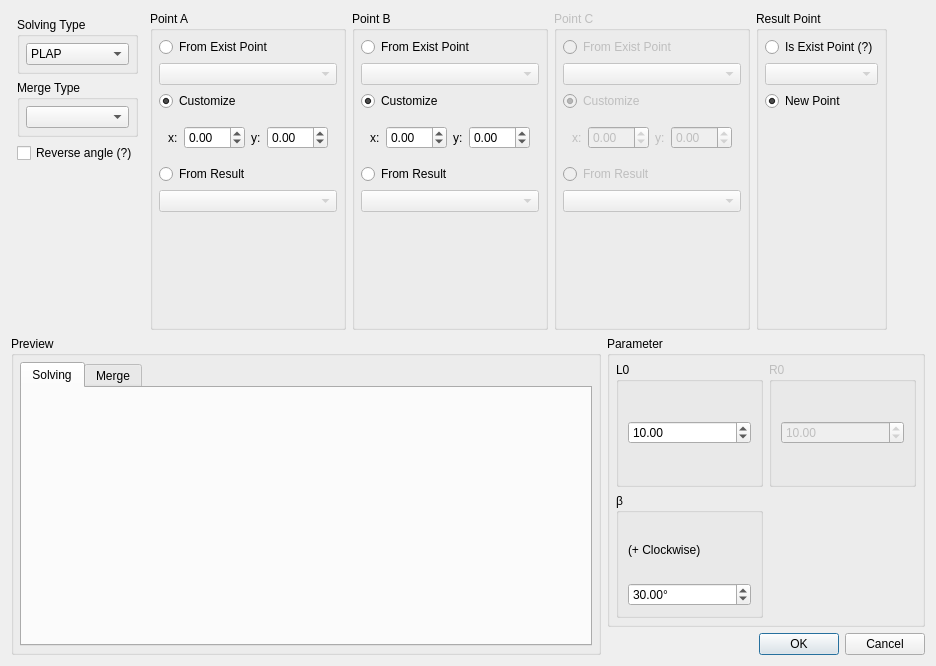
First picture: the form in core/panel/run_Triangle_Solver_edit.ui, repository KmolYuan/Pyslvs-UI, before the edit.
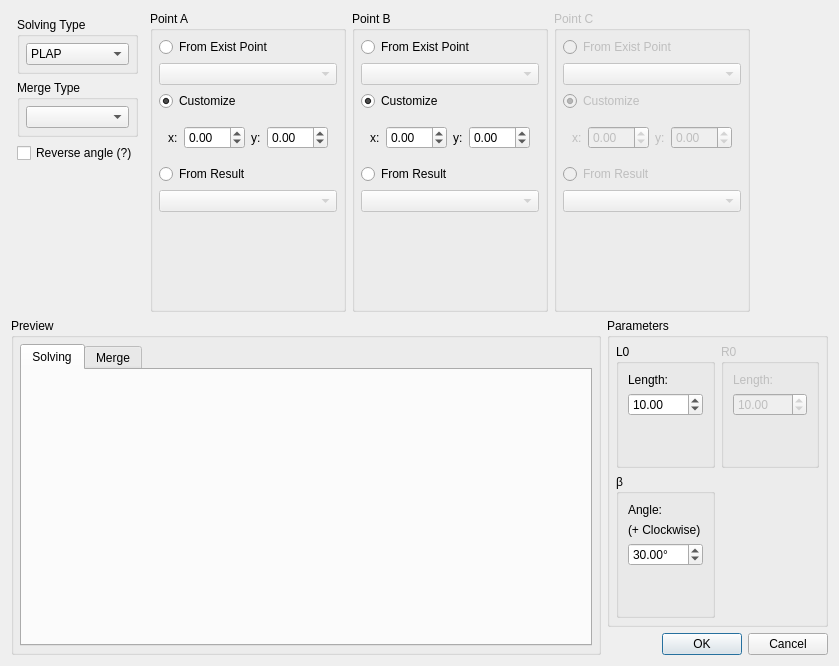
Second picture: the form after the edit. Icons and pictures are not drawn.

Diff of the .ui file:
```diff
--- a/core/panel/run_Triangle_Solver_edit.ui
+++ b/core/panel/run_Triangle_Solver_edit.ui
@@ -6,19 +6,19 @@
    <rect>
     <x>0</x>
     <y>0</y>
-    <width>936</width>
+    <width>839</width>
     <height>666</height>
    </rect>
   </property>
   <property name="minimumSize">
    <size>
-    <width>936</width>
+    <width>839</width>
     <height>666</height>
    </size>
   </property>
   <property name="maximumSize">
    <size>
-    <width>936</width>
+    <width>839</width>
     <height>666</height>
    </size>
   </property>
@@ -32,7 +32,7 @@
   <property name="modal">
    <bool>true</bool>
   </property>
-  <layout class="QVBoxLayout" name="verticalLayout_15">
+  <layout class="QVBoxLayout" name="verticalLayout_14">
    <item>
     <layout class="QHBoxLayout" name="horizontalLayout_3">
      <item>
@@ -473,70 +473,6 @@
        </layout>
       </widget>
      </item>
-     <item>
-      <widget class="QGroupBox" name="rPanel">
-       <property name="title">
-        <string>Result Point</string>
-       </property>
-       <layout class="QVBoxLayout" name="verticalLayout_14">
-        <property name="spacing">
-         <number>6</number>
-        </property>
-        <property name="leftMargin">
-         <number>6</number>
-        </property>
-        <property name="topMargin">
-         <number>6</number>
-        </property>
-        <property name="rightMargin">
-         <number>6</number>
-        </property>
-        <property name="bottomMargin">
-         <number>6</number>
-        </property>
-        <item>
-         <widget class="QRadioButton" name="R1Exist">
-          <property name="toolTip">
-           <string>This option will let  the exist point become to the result point.</string>
-          </property>
-          <property name="text">
-           <string>Is Exist Point (?)</string>
-          </property>
-         </widget>
-        </item>
-        <item>
-         <widget class="QComboBox" name="R1">
-          <property name="enabled">
-           <bool>false</bool>
-          </property>
-         </widget>
-        </item>
-        <item>
-         <widget class="QRadioButton" name="R1Customize">
-          <property name="text">
-           <string>New Point</string>
-          </property>
-          <property name="checked">
-           <bool>true</bool>
-          </property>
-         </widget>
-        </item>
-        <item>
-         <spacer name="verticalSpacer_9">
-          <property name="orientation">
-           <enum>Qt::Vertical</enum>
-          </property>
-          <property name="sizeHint" stdset="0">
-           <size>
-            <width>20</width>
-            <height>1</height>
-           </size>
-          </property>
-         </spacer>
-        </item>
-       </layout>
-      </widget>
-     </item>
      <item>
       <spacer name="horizontalSpacer_2">
        <property name="orientation">
@@ -680,7 +616,7 @@
        <item>
         <widget class="QGroupBox" name="valuePanel">
          <property name="title">
-          <string>Parameter</string>
+          <string>Parameters</string>
          </property>
          <layout class="QGridLayout" name="gridLayout">
           <property name="leftMargin">
@@ -701,6 +637,13 @@
              <string>L0</string>
             </property>
             <layout class="QVBoxLayout" name="verticalLayout">
+             <item>
+              <widget class="QLabel" name="label">
+               <property name="text">
+                <string>Length:</string>
+               </property>
+              </widget>
+             </item>
              <item>
               <widget class="QDoubleSpinBox" name="len1">
                <property name="minimum">
@@ -711,6 +654,19 @@
                </property>
               </widget>
              </item>
+             <item>
+              <spacer name="verticalSpacer">
+               <property name="orientation">
+                <enum>Qt::Vertical</enum>
+               </property>
+               <property name="sizeHint" stdset="0">
+                <size>
+                 <width>20</width>
+                 <height>40</height>
+                </size>
+               </property>
+              </spacer>
+             </item>
             </layout>
            </widget>
           </item>
@@ -723,6 +679,13 @@
              <string>R0</string>
             </property>
             <layout class="QVBoxLayout" name="verticalLayout_5">
+             <item>
+              <widget class="QLabel" name="label_2">
+               <property name="text">
+                <string>Length:</string>
+               </property>
+              </widget>
+             </item>
              <item>
               <widget class="QDoubleSpinBox" name="len2">
                <property name="minimum">
@@ -733,6 +696,19 @@
                </property>
               </widget>
              </item>
+             <item>
+              <spacer name="verticalSpacer_5">
+               <property name="orientation">
+                <enum>Qt::Vertical</enum>
+               </property>
+               <property name="sizeHint" stdset="0">
+                <size>
+                 <width>20</width>
+                 <height>40</height>
+                </size>
+               </property>
+              </spacer>
+             </item>
             </layout>
            </widget>
           </item>
@@ -742,6 +718,13 @@
              <string>β</string>
             </property>
             <layout class="QVBoxLayout" name="verticalLayout_4">
+             <item>
+              <widget class="QLabel" name="label_3">
+               <property name="text">
+                <string>Angle:</string>
+               </property>
+              </widget>
+             </item>
              <item>
               <widget class="QLabel" name="angleWise">
                <property name="text">
@@ -765,6 +748,19 @@
                </property>
               </widget>
              </item>
+             <item>
+              <spacer name="verticalSpacer_9">
+               <property name="orientation">
+                <enum>Qt::Vertical</enum>
+               </property>
+               <property name="sizeHint" stdset="0">
+                <size>
+                 <width>20</width>
+                 <height>40</height>
+                </size>
+               </property>
+              </spacer>
+             </item>
             </layout>
            </widget>
           </item>
```
Left out of the diff: 37 changed lines with no effect on the pictures.
